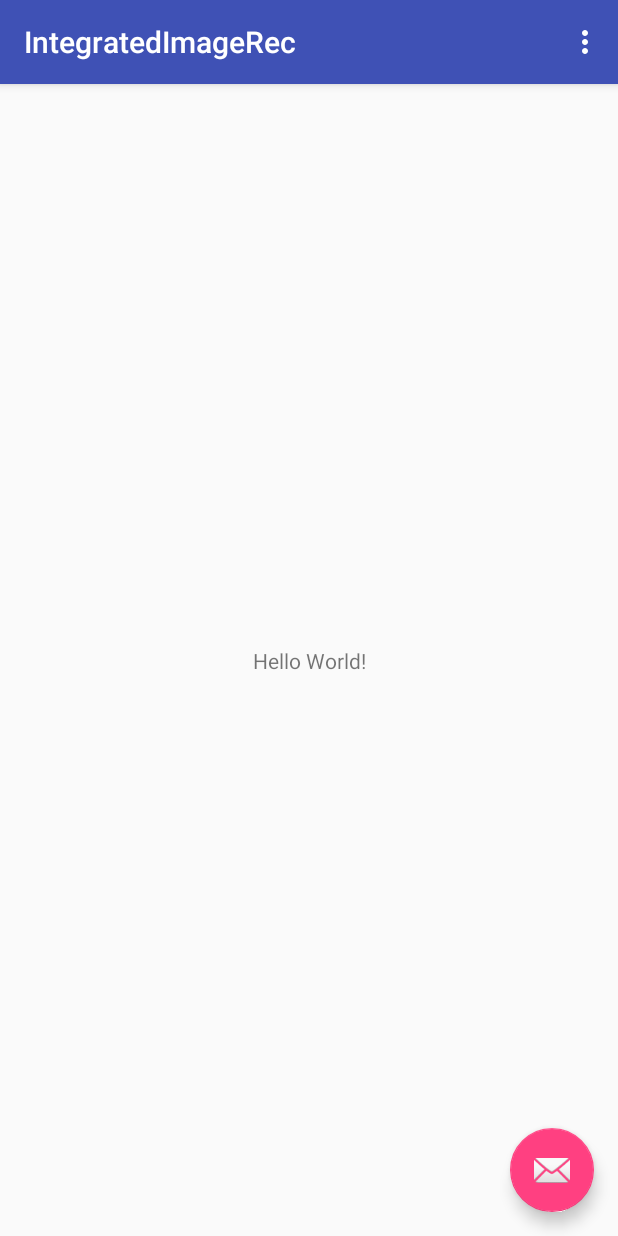
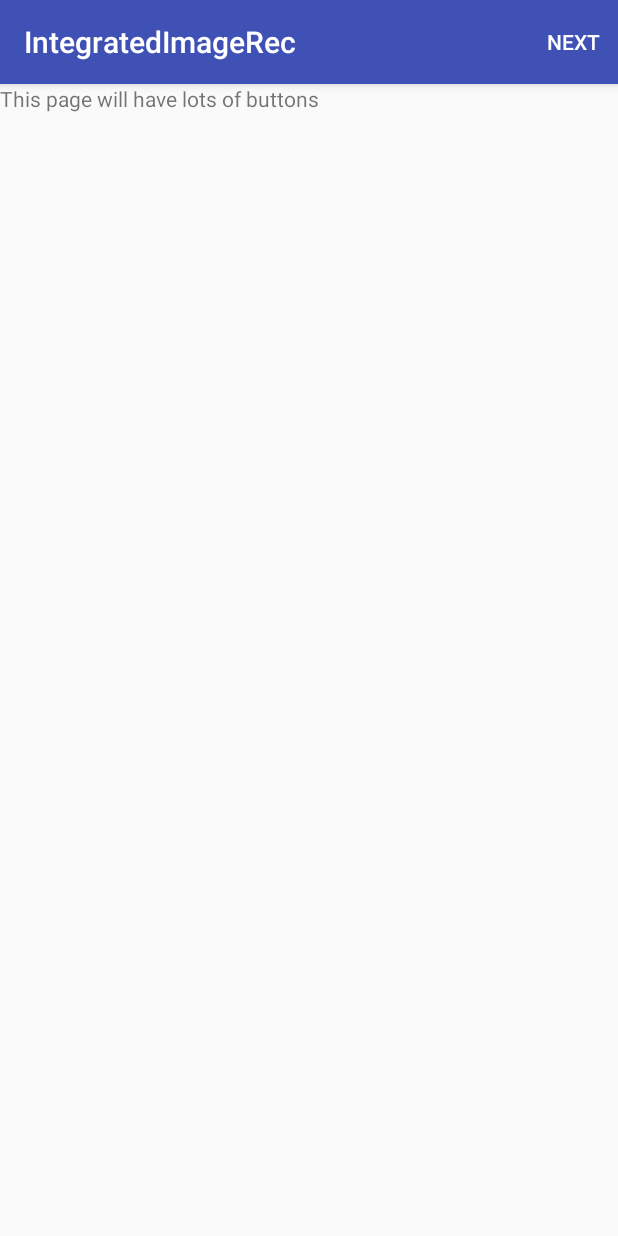
Before and after one commit to KGerken96/ME435Competition, an Android app: the screen it shows after launch (MainActivity), on a phone screen of 412 x 824 dp. Run offline under Robolectric (Android 15) with nearby library versions, the phone set to English and light mode, and no system bars.

Commit message:
Prepare 3 placeholder views

```diff
--- a/IntegratedImageRec/app/src/main/java/edu/rosehulman/gerkenkn/integratedimagerec/MainActivity.java
+++ b/IntegratedImageRec/app/src/main/java/edu/rosehulman/gerkenkn/integratedimagerec/MainActivity.java
@@ -8,8 +8,12 @@ import android.support.v7.widget.Toolbar;
 import android.view.View;
 import android.view.Menu;
 import android.view.MenuItem;
+import android.widget.Toast;
+import android.widget.ViewFlipper;
 
 public class MainActivity extends AppCompatActivity {
+
+    private ViewFlipper mViewFlipper;
 
     @Override
     protected void onCreate(Bundle savedInstanceState) {
@@ -17,15 +21,8 @@ public class MainActivity extends AppCompatActivity {
         setContentView(R.layout.activity_main);
         Toolbar toolbar = (Toolbar) findViewById(R.id.toolbar);
         setSupportActionBar(toolbar);
+        mViewFlipper=findViewById(R.id.my_view_flipper);
 
-        FloatingActionButton fab = (FloatingActionButton) findViewById(R.id.fab);
-        fab.setOnClickListener(new View.OnClickListener() {
-            @Override
-            public void onClick(View view) {
-                Snackbar.make(view, "Replace with your own action", Snackbar.LENGTH_LONG)
-                        .setAction("Action", null).show();
-            }
-        });
     }
 
     @Override
@@ -40,10 +37,10 @@ public class MainActivity extends AppCompatActivity {
         // Handle action bar item clicks here. The action bar will
         // automatically handle clicks on the Home/Up button, so long
         // as you specify a parent activity in AndroidManifest.xml.
-        int id = item.getItemId();
 
-        //noinspection SimplifiableIfStatement
-        if (id == R.id.action_settings) {
+        if (item.getItemId() == R.id.action_next) {
+            //Toast.makeText(this,"You pressed Next",Toast.LENGTH_SHORT).show();
+            mViewFlipper.showNext();
             return true;
         }
 
--- a/IntegratedImageRec/app/src/main/res/layout/activity_main.xml
+++ b/IntegratedImageRec/app/src/main/res/layout/activity_main.xml
@@ -22,12 +22,6 @@
 
     <include layout="@layout/content_main" />
 
-    <android.support.design.widget.FloatingActionButton
-        android:id="@+id/fab"
-        android:layout_width="wrap_content"
-        android:layout_height="wrap_content"
-        android:layout_gravity="bottom|end"
-        android:layout_margin="@dimen/fab_margin"
-        app:srcCompat="@android:drawable/ic_dialog_email" />
+
 
 </android.support.design.widget.CoordinatorLayout>
--- a/IntegratedImageRec/app/src/main/res/layout/content_main.xml
+++ b/IntegratedImageRec/app/src/main/res/layout/content_main.xml
@@ -1,5 +1,5 @@
 <?xml version="1.0" encoding="utf-8"?>
-<android.support.constraint.ConstraintLayout xmlns:android="http://schemas.android.com/apk/res/android"
+<RelativeLayout xmlns:android="http://schemas.android.com/apk/res/android"
     xmlns:app="http://schemas.android.com/apk/res-auto"
     xmlns:tools="http://schemas.android.com/tools"
     android:layout_width="match_parent"
@@ -8,13 +8,14 @@
     tools:context="edu.rosehulman.gerkenkn.integratedimagerec.MainActivity"
     tools:showIn="@layout/activity_main">
 
-    <TextView
-        android:layout_width="wrap_content"
-        android:layout_height="wrap_content"
-        android:text="Hello World!"
-        app:layout_constraintBottom_toBottomOf="parent"
-        app:layout_constraintLeft_toLeftOf="parent"
-        app:layout_constraintRight_toRightOf="parent"
-        app:layout_constraintTop_toTopOf="parent" />
+    <ViewFlipper
+        android:layout_width="match_parent"
+        android:layout_height="match_parent"
+        android:id="@+id/my_view_flipper">
 
-</android.support.constraint.ConstraintLayout>
+        <include layout="@layout/main_screen"/>
+        <include layout="@layout/image_rec_params"/>
+        <include layout="@layout/jumbotron"/>
+    </ViewFlipper>
+
+</RelativeLayout>
--- /dev/null
+++ b/IntegratedImageRec/app/src/main/res/layout/main_screen.xml
@@ -0,0 +1,9 @@
+<?xml version="1.0" encoding="utf-8"?>
+<RelativeLayout xmlns:android="http://schemas.android.com/apk/res/android"
+    android:layout_width="match_parent" android:layout_height="match_parent">
+
+    <TextView
+        android:layout_width="wrap_content"
+        android:layout_height="wrap_content"
+        android:text="This page will have lots of buttons" />
+</RelativeLayout>
--- a/IntegratedImageRec/app/src/main/res/menu/menu_main.xml
+++ b/IntegratedImageRec/app/src/main/res/menu/menu_main.xml
@@ -3,8 +3,10 @@
     xmlns:tools="http://schemas.android.com/tools"
     tools:context="edu.rosehulman.gerkenkn.integratedimagerec.MainActivity">
     <item
-        android:id="@+id/action_settings"
+        android:id="@+id/action_next"
         android:orderInCategory="100"
-        android:title="@string/action_settings"
-        app:showAsAction="never" />
+        android:title="Next"
+        app:showAsAction="always"
+        />
+
 </menu>
```
Also changed, not shown: IntegratedImageRec/app/src/main/res/layout/image_rec_params.xml (added, +9 -0 lines), IntegratedImageRec/app/src/main/res/layout/jumbotron.xml (added, +23 -0 lines), 2 other files.
